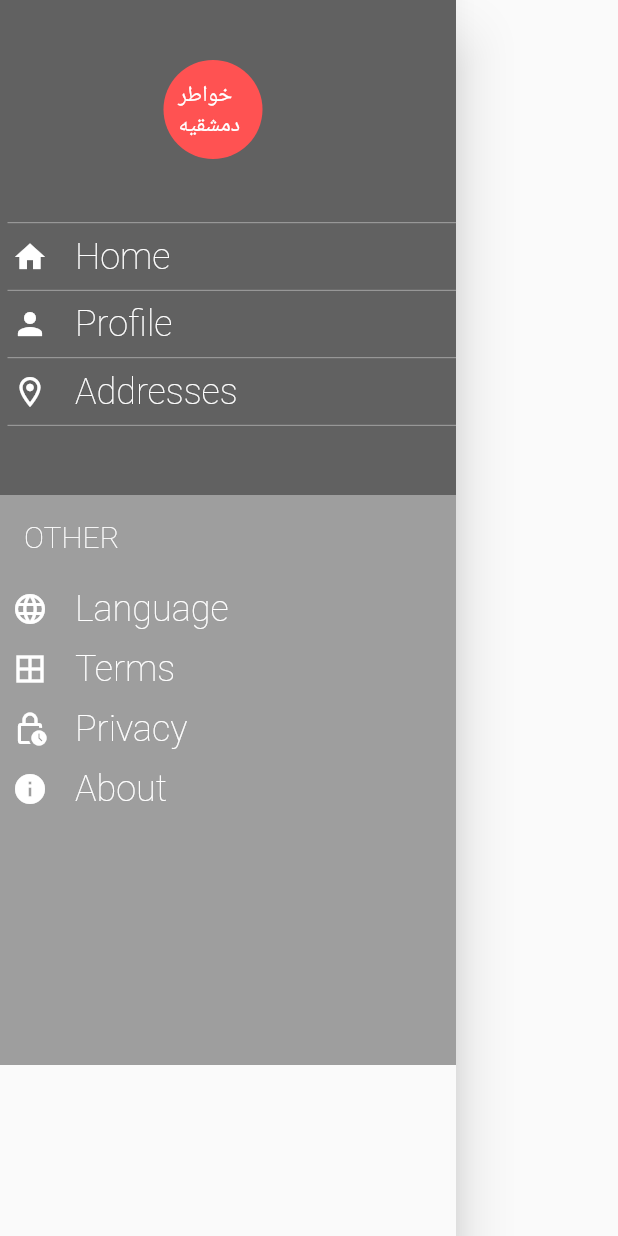
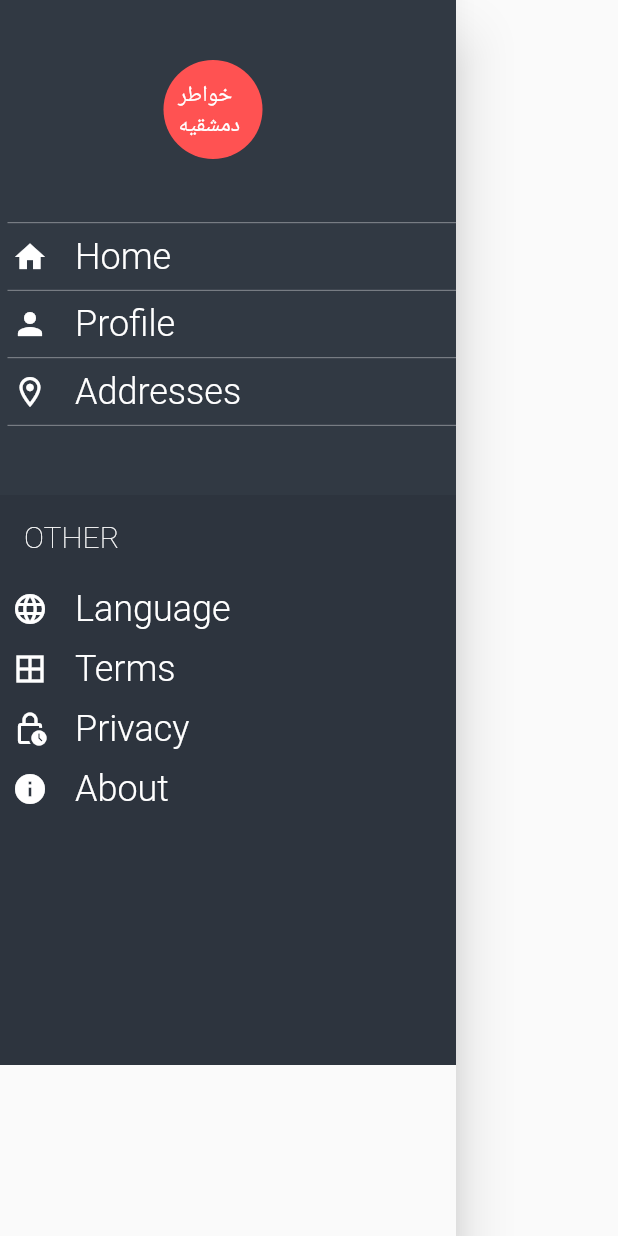
Before and after one commit to khaled45690/food_app, a Flutter app: the Drawer_Widget widget shown alone on an empty page, opened directly, on a phone screen of 412 x 824 dp. Run offline on Flutter 3.47's test engine with Material 2 defaults, Android fonts, the light colour scheme and no system bars; our stand-ins replace google_maps_flutter.

Commit message:
made huge important changes

```diff
--- a/frontend/lib/Widgets/drawer_menuu.dart
+++ b/frontend/lib/Widgets/drawer_menuu.dart
@@ -6,10 +6,9 @@ import 'package:food_app/Screens/SmallScreens/terms_screen.dart';
 import 'package:food_app/Widgets/divider.dart';
 import 'package:food_app/Widgets/inkwell_widget.dart';
 
-
 // ignore: camel_case_types
 class Drawer_Widget extends StatefulWidget {
-  const Drawer_Widget({ Key? key }) : super(key: key);
+  const Drawer_Widget({Key? key}) : super(key: key);
 
   @override
   _Drawer_WidgetState createState() => _Drawer_WidgetState();
@@ -19,74 +18,78 @@ class Drawer_Widget extends StatefulWidget {
 class _Drawer_WidgetState extends State<Drawer_Widget> {
   @override
   Widget build(BuildContext context) {
-    return  Drawer(
-
+    return Drawer(
       child: ListView(
         children: <Widget>[
           Container(
             height: 330,
-                    color: Colors.grey[700],
-                    child: Column(children:  [
-                   const   SizedBox(
-
+            color: Color(0xff313943),
+            child: Column(
+              children: [
+                const SizedBox(
                   height: 10,
-
                   width: 100,
                 ),
-
-             const    Padding(
-                   padding:  EdgeInsets.fromLTRB(10, 30,30 , 10),
-                   child:      CircleAvatar(
+                const Padding(
+                  padding: EdgeInsets.fromLTRB(10, 30, 30, 10),
+                  child: CircleAvatar(
                     backgroundColor: Colors.redAccent,
                     radius: 33,
-
                     child: Padding(
                       padding: EdgeInsets.all(10.0),
-                            child: Text("خواطر دمشقيه",style: TextStyle(color: Colors.white,fontSize: 15),),
-                          ),
-
+                      child: Text(
+                        "خواطر دمشقيه",
+                        style: TextStyle(color: Colors.white, fontSize: 15),
                       ),
                     ),
-                const   SizedBox(
+                  ),
+                ),
+                const SizedBox(
                   height: 30,
                 ),
-               const  Dividerr(),
-               Inkwekk("Home",24,24,Icons.home,(){}),
-
-              const  Dividerr(),
-                                  Inkwekk("Profile",24,24,Icons.person,(){Navigator.of(context).pushReplacementNamed(ProfileScreen.roteName);}
-                                  ),
-
                 const Dividerr(),
-                      Inkwekk("Addresses",24,24,Icons.location_on_outlined,(){Navigator.of(context).pushReplacementNamed(Addresses_screen.roteName);}),
-                         const         Dividerr(),
-
+                Inkwekk("Home", 24, 24, Icons.home, () {}),
+                const Dividerr(),
+                Inkwekk("Profile", 24, 24, Icons.person, () {
+                  Navigator.of(context)
+                      .pushReplacementNamed(ProfileScreen.roteName);
+                }),
+                const Dividerr(),
+                Inkwekk("Addresses", 24, 24, Icons.location_on_outlined, () {
+                  Navigator.of(context)
+                      .pushReplacementNamed(Addresses_screen.roteName);
+                }),
+                const Dividerr(),
               ],
             ),
           ),
           Container(
             height: 380,
-                    color: Colors.grey,
+            color: Color(0xff2d343e),
             child: Column(
               children: [
-                      const  ListTile(
-                          title: Text("OTHER",style: TextStyle(fontSize: 20,color: Colors.white,fontWeight: FontWeight.w100),),
+                const ListTile(
+                  title: Text(
+                    "OTHER",
+                    style: TextStyle(
+                        fontSize: 20,
+                        color: Colors.white,
+                        fontWeight: FontWeight.w100),
                   ),
-                        Inkwekk("Language",24,24,Icons.language,(){}),
-                        Inkwekk("Terms",24,24,Icons.border_all,(){Navigator.of(context).pushReplacementNamed(Terms_screen.roteName);}),
-                        Inkwekk("Privacy",24,24,Icons.lock_clock_outlined,(){Navigator.of(context).pushReplacementNamed(Privacy_screen.roteName);}),
-                        Inkwekk("About",24,24,Icons.info,(){}),
-
-
-
-
-
-
-
+                ),
+                Inkwekk("Language", 24, 24, Icons.language, () {}),
+                Inkwekk("Terms", 24, 24, Icons.border_all, () {
+                  Navigator.of(context)
+                      .pushReplacementNamed(Terms_screen.roteName);
+                }),
+                Inkwekk("Privacy", 24, 24, Icons.lock_clock_outlined, () {
+                  Navigator.of(context)
+                      .pushReplacementNamed(Privacy_screen.roteName);
+                }),
+                Inkwekk("About", 24, 24, Icons.info, () {}),
               ],
             ),
           )
-
         ],
       ),
     );
--- a/frontend/lib/Widgets/inkwell_widget.dart
+++ b/frontend/lib/Widgets/inkwell_widget.dart
@@ -1,31 +1,37 @@
 import 'package:flutter/material.dart';
 
 class Inkwekk extends StatelessWidget {
-   final String name ;
-  final double sizeOfIcon,fontSize;
-  final IconData iconn;
+  final String name;
+  final double sizeOfIcon, fontSize;
+  final IconData icon;
   final GestureTapCallback navigator;
-  const Inkwekk(this.name,this.fontSize,this.sizeOfIcon,this.iconn,this.navigator);
+  const Inkwekk(
+      this.name, this.fontSize, this.sizeOfIcon, this.icon, this.navigator);
 
   @override
   Widget build(BuildContext context) {
-    return                       InkWell(
+    return InkWell(
       onTap: navigator,
       child: Row(
         mainAxisAlignment: MainAxisAlignment.start,
         children: [
           Padding(
-                               padding: EdgeInsets.all(8.0),
-                               child: Icon(iconn,size: sizeOfIcon,color: Colors.white),
+            padding: const EdgeInsets.all(8.0),
+            child: Icon(icon, size: sizeOfIcon, color: Colors.white),
           ),
-                             SizedBox(
+          const SizedBox(
             height: 40,
             width: 10,
           ),
-                             Text(name,style: TextStyle(fontSize: fontSize,color: Colors.white,fontWeight: FontWeight.w100),)
+          Text(
+            name,
+            style: TextStyle(
+                fontSize: fontSize,
+                color: Colors.white,
+                fontWeight: FontWeight.w300),
+          )
         ],
       ),
     );
-
   }
 }
```
Lines whose indentation alone changed are shown as unchanged.
